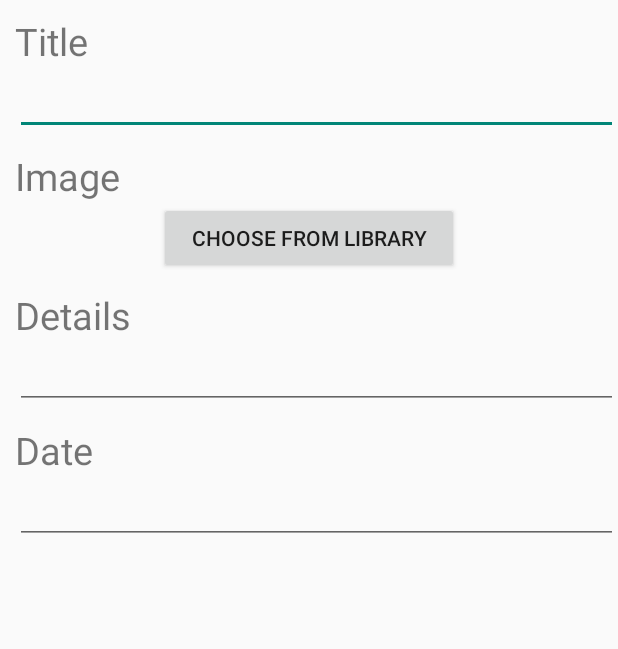
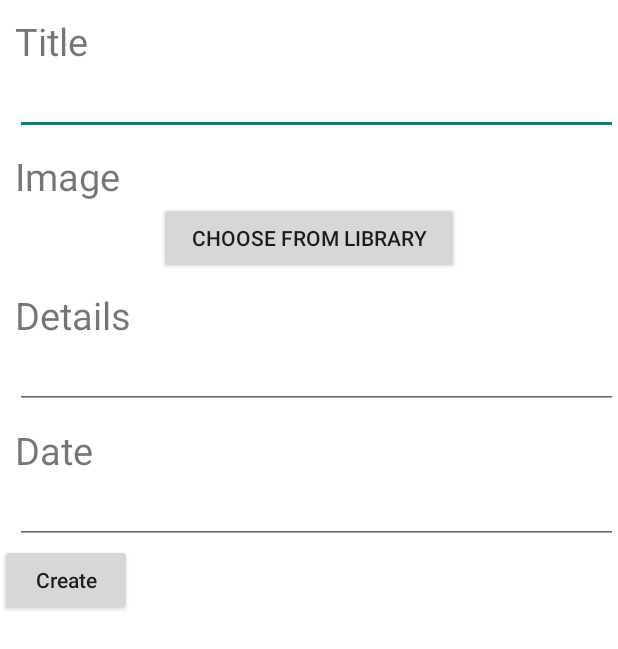
Before and after one commit to reesewahlin/COGS121-AIDS, an Android app: the fragment PromoFormFragment shown on its own in the app's theme, on a phone screen of 412 x 824 dp. Shown: the top 649 px of the screen. Run offline under Robolectric (Android 15) with nearby library versions, the phone set to English and light mode, and no system bars.

Commit message:
Small promo changes

```diff
--- a/IxD/app/src/main/java/com/cogs121/ixd/BaseMapFragment.java
+++ b/IxD/app/src/main/java/com/cogs121/ixd/BaseMapFragment.java
@@ -50,14 +50,14 @@ public class BaseMapFragment extends BaseFragment implements OnMapReadyCallback,
         //TODO: make this proper
         BitmapDrawable bitmapdraw=(BitmapDrawable)getResources().getDrawable(R.drawable.map_pin);
         Bitmap b=bitmapdraw.getBitmap();
-        final Bitmap smallMarker = Bitmap.createScaledBitmap(b, 200, 125, false);
+        final Bitmap smallMarker = Bitmap.createScaledBitmap(b, 125, 175, false);
 
         googleMapView.setOnMapLongClickListener(new GoogleMap.OnMapLongClickListener() {
             @Override
             public void onMapLongClick(LatLng latLng) {
                 gMap.addMarker(new MarkerOptions()
-                        .title("New Promotion?")
-                        .snippet("Create").icon(BitmapDescriptorFactory.fromBitmap(smallMarker))
+                        .title("Vans")
+                        .snippet("Surf Competition").icon(BitmapDescriptorFactory.fromBitmap(smallMarker))
                         .position(latLng));
             }
         });
--- a/IxD/app/src/main/java/com/cogs121/ixd/Controllers/navigation/Page.java
+++ b/IxD/app/src/main/java/com/cogs121/ixd/Controllers/navigation/Page.java
@@ -10,5 +10,6 @@ public enum Page {
     MAIN_HOME,
     MAIN_TEST,
     MAIN_MAP,
-    MAIN_PROMO
+    MAIN_PROMO,
+    MAIN_PROMO_FORM
 }
--- a/IxD/app/src/main/java/com/cogs121/ixd/activities/main/MainActivity.java
+++ b/IxD/app/src/main/java/com/cogs121/ixd/activities/main/MainActivity.java
@@ -70,10 +70,16 @@ public class MainActivity extends BaseActivity implements NavigationControllerOb
                     case MAIN_PROMO:
                         getSupportFragmentManager().popBackStack();
                         return;
+                    case MAIN_PROMO_FORM:
+                        getSupportFragmentManager().popBackStack();
+                        return;
                 }
                 break;
             case MAIN_PROMO:
                 fragmentTransaction.add(R.id.fl_main, PromoFragment.newInstance(), PromoFragment.TAG);
+                break;
+            case MAIN_PROMO_FORM:
+                fragmentTransaction.add(R.id.fl_main, PromoFormFragment.newInstance(), PromoFormFragment.TAG);
                 break;
             default:
                 Toast.makeText(getApplicationContext(), "Youuuuu can't do this", Toast.LENGTH_LONG).show();
--- a/IxD/app/src/main/java/com/cogs121/ixd/activities/main/PromoFormFragment.java
+++ b/IxD/app/src/main/java/com/cogs121/ixd/activities/main/PromoFormFragment.java
@@ -10,6 +10,7 @@ import android.widget.Button;
 import com.cogs121.ixd.BaseFragment;
 import com.cogs121.ixd.Controllers.navigation.Page;
 import com.cogs121.ixd.R;
+import com.cogs121.ixd.utils.ViewUtils;
 
 /**
  * Created by rjw on 5/3/17.
@@ -19,10 +20,10 @@ public class PromoFormFragment extends BaseFragment {
 
     public static final String TAG = PromoFormFragment.class.getName();
 
-    Button button;
+    private Button createPromo;
 
     public PromoFormFragment() {
-        page = Page.MAIN_TEST;
+        page = Page.MAIN_PROMO_FORM;
     }
 
     public static PromoFormFragment newInstance() {
@@ -39,6 +40,14 @@ public class PromoFormFragment extends BaseFragment {
     public View onCreateView(LayoutInflater inflater, @Nullable ViewGroup container, @Nullable Bundle savedInstanceState) {
         View rootView = inflater.inflate(R.layout.fragment_promo_form, container, false);
 
+        createPromo = ViewUtils.getView(rootView, R.id.b_confirm_promo_form);
+        createPromo.setOnClickListener(new View.OnClickListener() {
+            @Override
+            public void onClick(View view) {
+                getControllerFactory().getNavigationController().transitionToPage(getPage(), Page.MAIN_MAP);
+            }
+        });
+
         return rootView;
     }
 
--- a/IxD/app/src/main/res/layout/fragment_promo_form.xml
+++ b/IxD/app/src/main/res/layout/fragment_promo_form.xml
@@ -1,7 +1,9 @@
 <?xml version="1.0" encoding="utf-8"?>
 <LinearLayout xmlns:android="http://schemas.android.com/apk/res/android"
     android:orientation="vertical" android:layout_width="match_parent"
-    android:layout_height="match_parent">
+    android:layout_height="match_parent"
+    android:background="#fff"
+    >
 
     <TextView
         android:layout_width="match_parent"
@@ -67,5 +69,13 @@
         android:layout_marginLeft="10dp"
         android:id="@+id/et_promo_form_date" />
 
+    <Button
+        android:id="@+id/b_confirm_promo_form"
+        android:layout_width="wrap_content"
+        android:layout_height="wrap_content"
+        android:text="Create"
+        android:textAllCaps="false"
+        />
+
 
 </LinearLayout>
```
Also changed, not shown: IxD/app/src/main/java/com/cogs121/ixd/activities/main/MapFragment.java (+11 -0 lines), IxD/app/src/main/res/drawable/circle_button.xml (added, +14 -0 lines), IxD/app/src/main/res/layout/fragment_map.xml (+14 -0 lines), 5 other files.
